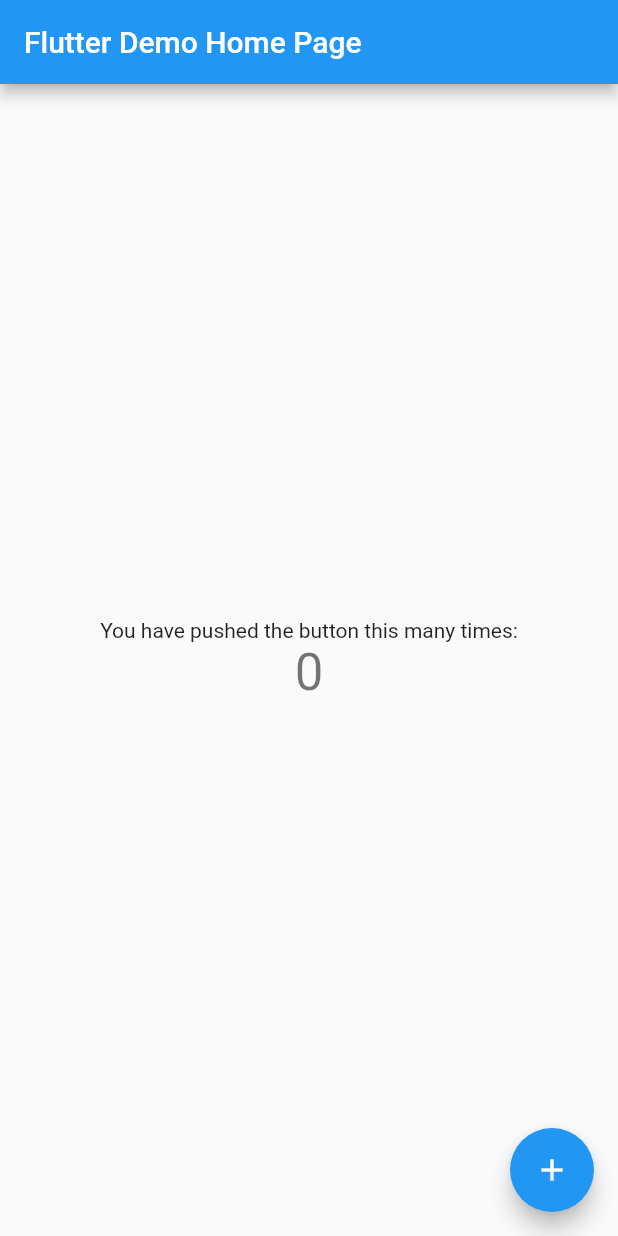
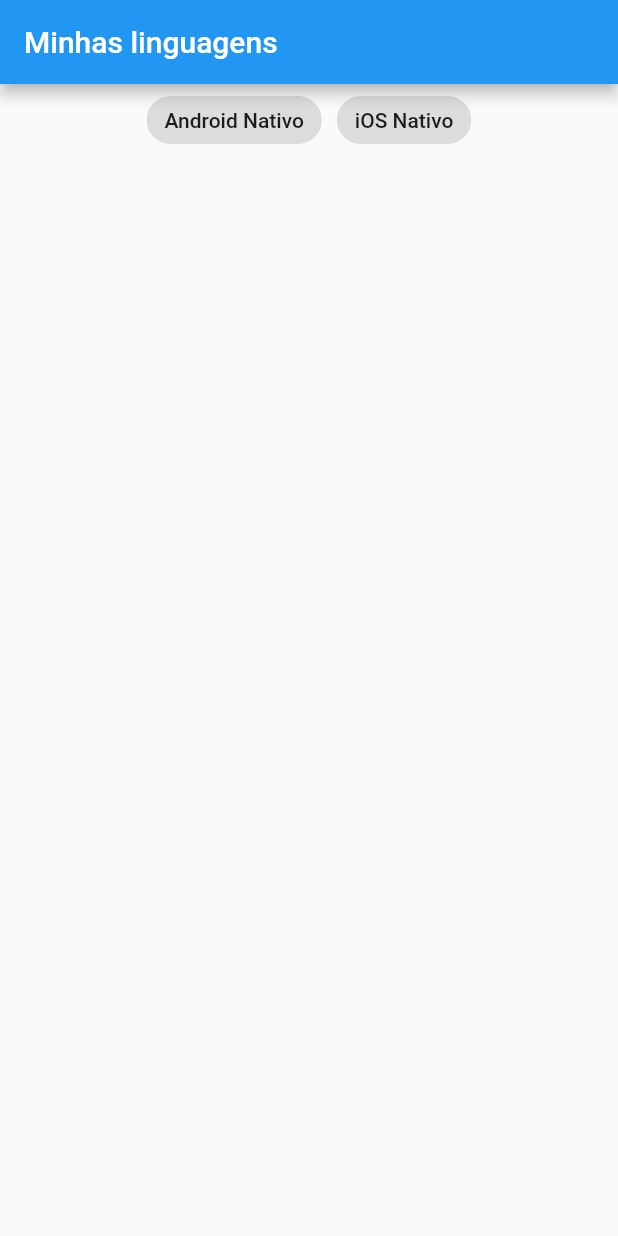
Before and after one commit to rodrigo-pires12/flutter_states_widgets_routes, a Flutter app: the screen it shows after launch, on a phone screen of 412 x 824 dp. Run offline on Flutter 3.47's test engine with Material 2 defaults, Android fonts, the phone set to English and light mode, and no system bars.

Commit message:
added home screen

```diff
--- a/lib/main.dart
+++ b/lib/main.dart
@@ -1,4 +1,5 @@
 import 'package:flutter/material.dart';
+import 'package:states_widgets_routes/screens/home.dart';
 
 void main() {
   runApp(const MyApp());
@@ -7,109 +8,14 @@ void main() {
 class MyApp extends StatelessWidget {
   const MyApp({Key? key}) : super(key: key);
 
-  // This widget is the root of your application.
   @override
   Widget build(BuildContext context) {
     return MaterialApp(
       title: 'Flutter Demo',
       theme: ThemeData(
-        // This is the theme of your application.
-        //
-        // Try running your application with "flutter run". You'll see the
-        // application has a blue toolbar. Then, without quitting the app, try
-        // changing the primarySwatch below to Colors.green and then invoke
-        // "hot reload" (press "r" in the console where you ran "flutter run",
-        // or simply save your changes to "hot reload" in a Flutter IDE).
-        // Notice that the counter didn't reset back to zero; the application
-        // is not restarted.
         primarySwatch: Colors.blue,
       ),
-      home: const MyHomePage(title: 'Flutter Demo Home Page'),
+      home: const MyHomePage(),
     );
   }
 }
-
-class MyHomePage extends StatefulWidget {
-  const MyHomePage({Key? key, required this.title}) : super(key: key);
-
-  // This widget is the home page of your application. It is stateful, meaning
-  // that it has a State object (defined below) that contains fields that affect
-  // how it looks.
-
-  // This class is the configuration for the state. It holds the values (in this
-  // case the title) provided by the parent (in this case the App widget) and
-  // used by the build method of the State. Fields in a Widget subclass are
-  // always marked "final".
-
-  final String title;
-
-  @override
-  State<MyHomePage> createState() => _MyHomePageState();
-}
-
-class _MyHomePageState extends State<MyHomePage> {
-  int _counter = 0;
-
-  void _incrementCounter() {
-    setState(() {
-      // This call to setState tells the Flutter framework that something has
-      // changed in this State, which causes it to rerun the build method below
-      // so that the display can reflect the updated values. If we changed
-      // _counter without calling setState(), then the build method would not be
-      // called again, and so nothing would appear to happen.
-      _counter++;
-    });
-  }
-
-  @override
-  Widget build(BuildContext context) {
-    // This method is rerun every time setState is called, for instance as done
-    // by the _incrementCounter method above.
-    //
-    // The Flutter framework has been optimized to make rerunning build methods
-    // fast, so that you can just rebuild anything that needs updating rather
-    // than having to individually change instances of widgets.
-    return Scaffold(
-      appBar: AppBar(
-        // Here we take the value from the MyHomePage object that was created by
-        // the App.build method, and use it to set our appbar title.
-        title: Text(widget.title),
-      ),
-      body: Center(
-        // Center is a layout widget. It takes a single child and positions it
-        // in the middle of the parent.
-        child: Column(
-          // Column is also a layout widget. It takes a list of children and
-          // arranges them vertically. By default, it sizes itself to fit its
-          // children horizontally, and tries to be as tall as its parent.
-          //
-          // Invoke "debug painting" (press "p" in the console, choose the
-          // "Toggle Debug Paint" action from the Flutter Inspector in Android
-          // Studio, or the "Toggle Debug Paint" command in Visual Studio Code)
-          // to see the wireframe for each widget.
-          //
-          // Column has various properties to control how it sizes itself and
-          // how it positions its children. Here we use mainAxisAlignment to
-          // center the children vertically; the main axis here is the vertical
-          // axis because Columns are vertical (the cross axis would be
-          // horizontal).
-          mainAxisAlignment: MainAxisAlignment.center,
-          children: <Widget>[
-            const Text(
-              'You have pushed the button this many times:',
-            ),
-            Text(
-              '$_counter',
-              style: Theme.of(context).textTheme.headline4,
-            ),
-          ],
-        ),
-      ),
-      floatingActionButton: FloatingActionButton(
-        onPressed: _incrementCounter,
-        tooltip: 'Increment',
-        child: const Icon(Icons.add),
-      ), // This trailing comma makes auto-formatting nicer for build methods.
-    );
-  }
-}
--- /dev/null
+++ b/lib/screens/home.dart
@@ -0,0 +1,76 @@
+import 'package:flutter/material.dart';
+import 'package:flutter/src/foundation/key.dart';
+
+class MyHomePage extends StatefulWidget {
+  const MyHomePage({Key? key}) : super(key: key);
+
+  @override
+  State<MyHomePage> createState() => _MyHomePageState();
+}
+
+class _MyHomePageState extends State<MyHomePage> {
+  Widget title = const Text("Minhas linguagens");
+  List<bool> selects = [false, false, false, false, false, false];
+  List<String> labels = [
+    "Android Nativo",
+    "iOS Nativo",
+    "Flutter",
+    "React Native",
+    "PWA",
+    "Ionic"
+  ];
+
+  @override
+  Widget build(BuildContext context) {
+    return Scaffold(
+        appBar: AppBar(title: title),
+        body: Column(
+          children: [
+            Wrap(
+              spacing: 10,
+              children: [
+                ChoiceChip(
+                  label: const Text("Android Nativo"),
+                  selected: selects[0],
+                  onSelected: (value) {
+                    setState(() {
+                      selects[0] = value;
+                    });
+                  },
+                ),
+                ChoiceChip(
+                  label: const Text("iOS Nativo"),
+                  selected: selects[1],
+                  onSelected: (value) {
+                    setState(() {
+                      selects[1] = value;
+                    });
+                  },
+                )
+              ],
+            ),
+            Expanded(
+                child: ListView(
+              children: buildItemsList(),
+            ))
+          ],
+        ));
+  }
+
+  List<Widget> buildItemsList() {
+    return [
+      if (selects[0])
+        Card(
+            child: ListTile(
+                leading: Icon(Icons.android),
+                title: Text("Android Nativo"),
+                subtitle: Text("Linguagens C, Java, Kotlin"))),
+      if (selects[1])
+        Card(
+            child: ListTile(
+                leading: Icon(Icons.apple),
+                title: Text("iOS Nativo"),
+                subtitle: Text("Linguagens Objective-C e Swift")))
+    ];
+  }
+}
```
